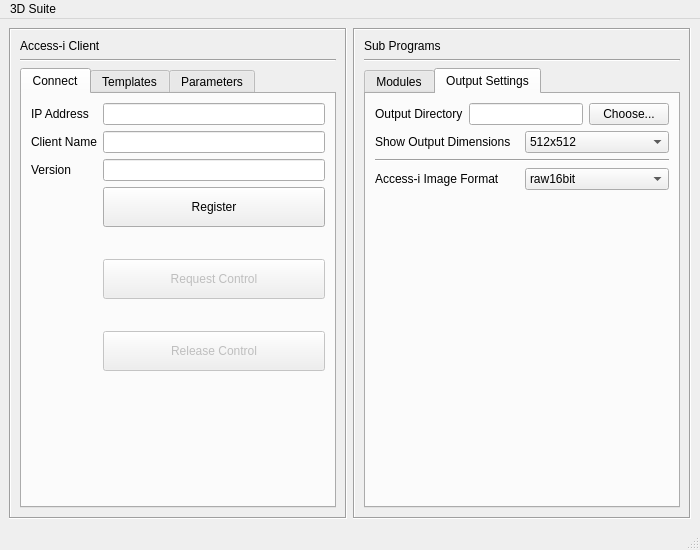
martinreinok/master-thesis, file tracking-software/main_ui.ui: the form before one commit.
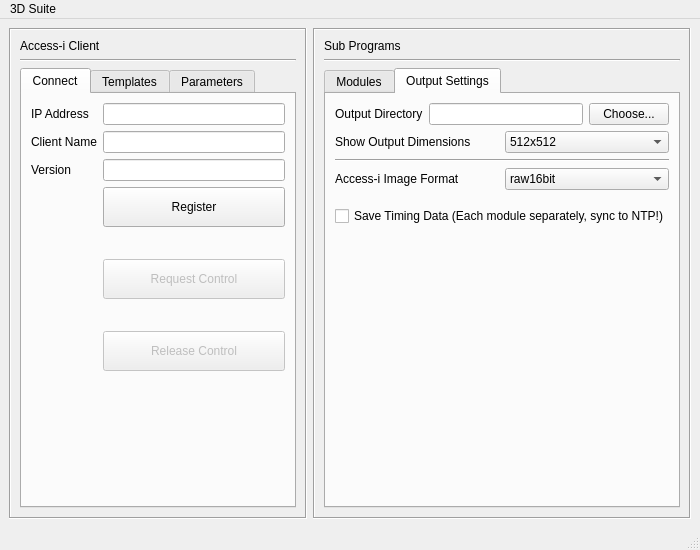
The form after the commit. The open tabs and pages were chosen to show the change.

Commit message: Added time and latency measurement

```diff
--- a/tracking-software/main_ui.ui
+++ b/tracking-software/main_ui.ui
@@ -984,6 +984,13 @@
              </item>
             </layout>
            </item>
+           <item>
+            <widget class="QCheckBox" name="check_save_latency_data">
+             <property name="text">
+              <string>Save Timing Data (Each module separately, sync to NTP!)</string>
+             </property>
+            </widget>
+           </item>
            <item>
             <spacer name="verticalSpacer">
              <property name="orientation">
```
The commit also changes 8 other files.
